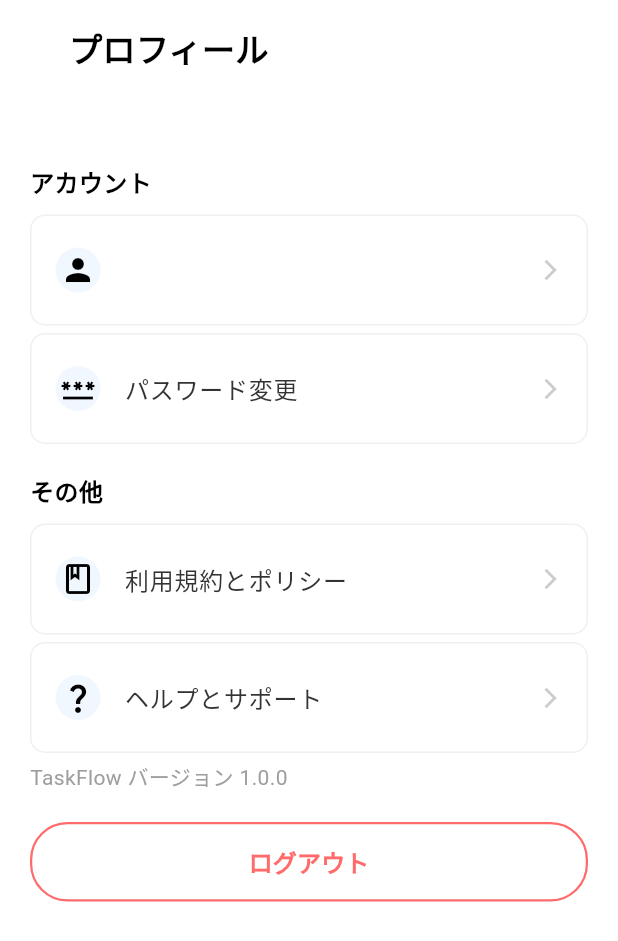
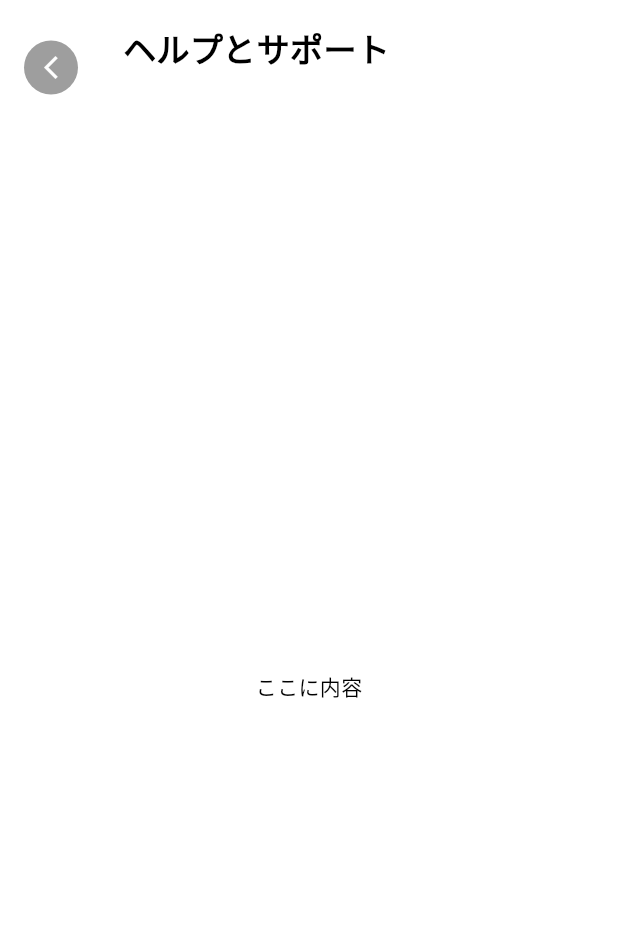
Before and after one commit to yukimiyake0607/task_flow, a Flutter app: the ProfilePage screen opened directly, after a tap on "ヘルプとサポート", on a phone screen of 412 x 824 dp. Shown: the top 941 px of the screen. Run offline on Flutter 3.47's test engine with Material 3 defaults, Android fonts, the phone set to English and light mode, and no system bars; our stand-ins replace cloud_firestore, firebase_auth, firebase_core, flutter_riverpod, freezed_annotation, go_router and 1 more; accounts and stored records are empty.

```diff
--- a/lib/presentation/pages/home/profile/profile_page.dart
+++ b/lib/presentation/pages/home/profile/profile_page.dart
@@ -69,7 +69,9 @@ class _ProfilePageState extends ConsumerState<ProfilePage> {
               SettingItem(
                 icon: Icons.question_mark,
                 title: 'ヘルプとサポート',
-                onTap: () {},
+                onTap: () {
+                  context.push('/help_support');
+                },
               ),
               const SizedBox(height: 5),
               const Text(
--- /dev/null
+++ b/lib/presentation/pages/home/profile/section_pages/help_and_support_page.dart
@@ -0,0 +1,19 @@
+import 'package:flutter/material.dart';
+import 'package:todo_app/presentation/core/appbar/custom_appbar.dart';
+
+class HelpAndSupportPage extends StatelessWidget {
+  const HelpAndSupportPage({super.key});
+
+  @override
+  Widget build(BuildContext context) {
+    return const Scaffold(
+      appBar: CustomAppBar(
+        title: 'ヘルプとサポート',
+        isShowPopButton: true,
+      ),
+      body: Center(
+        child: Text('ここに内容'),
+      ),
+    );
+  }
+}
--- a/lib/router.dart
+++ b/lib/router.dart
@@ -7,6 +7,7 @@ import 'package:todo_app/presentation/pages/auth/login/login_page.dart';
 import 'package:todo_app/presentation/pages/auth/register/register_page.dart';
 import 'package:todo_app/presentation/pages/home/home_page.dart';
 import 'package:todo_app/presentation/pages/home/profile/section_pages/email_setting_page.dart';
+import 'package:todo_app/presentation/pages/home/profile/section_pages/help_and_support_page.dart';
 import 'package:todo_app/presentation/pages/home/profile/section_pages/password_setting_page.dart';
 import 'package:todo_app/presentation/pages/home/profile/section_pages/terms_and_policies_page.dart';
 import 'package:todo_app/presentation/pages/user_session/user_session_page.dart';
@@ -108,6 +109,13 @@ final goRouter = GoRouter(
         return const TermsAndPoliciesPage();
       },
     ),
+    GoRoute(
+      name: 'help_support',
+      path: '/help_support',
+      builder: (context, state) {
+        return const HelpAndSupportPage();
+      },
+    )
   ],
 
   // 遷移ページがないなどのエラーが発生した場合に使用
```
